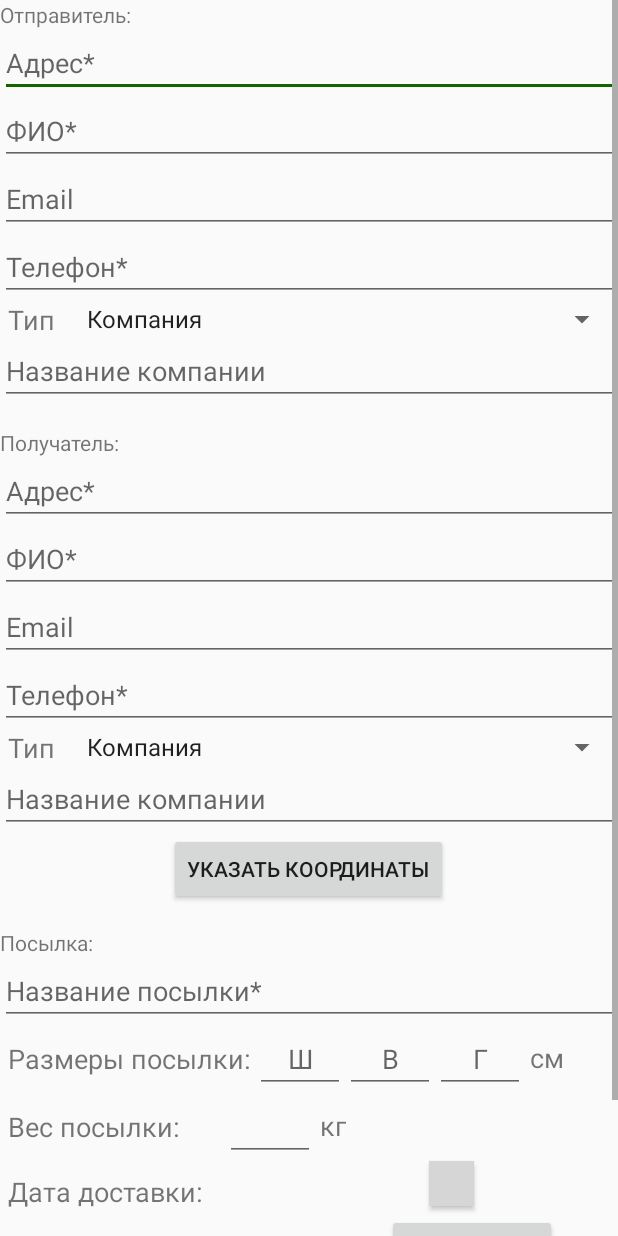
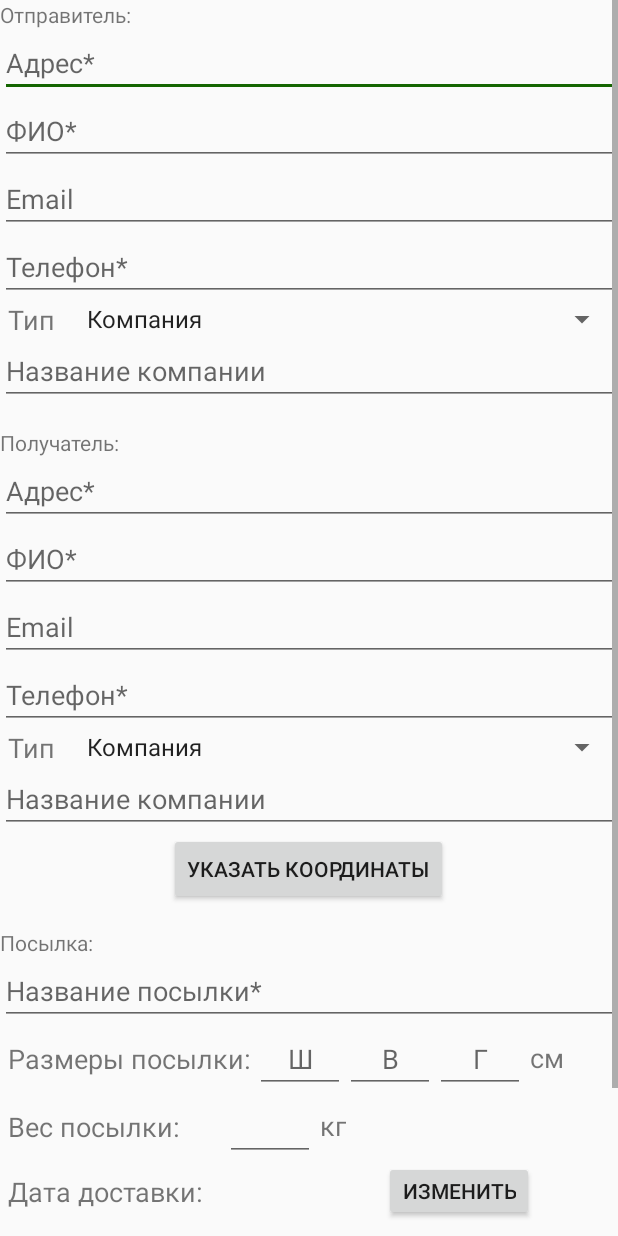
Before and after one commit to midery/CourierService, an Android app: the layout activity_package_edit.xml on its own in the app's theme, with its tools: preview values and no code run, on a phone screen of 412 x 824 dp. Run offline under Robolectric (Android 15) with nearby library versions, the phone set to English and light mode, and no system bars; grey boxes are pictures that could not be loaded.

Commit message:
fixed UI

```diff
--- a/app/src/main/res/layout/activity_package_edit.xml
+++ b/app/src/main/res/layout/activity_package_edit.xml
@@ -281,18 +281,18 @@
             android:paddingTop="8dp"
             android:paddingLeft="5dp"
             android:id="@+id/textViewPackDate"
-            android:layout_width="150dp"
+            android:layout_width="120dp"
             android:layout_height="wrap_content"
             android:textSize="18sp"
             android:layout_below="@+id/editTextPackWeight"
             android:layout_toEndOf="@+id/textViewPackDateName" />
         <Button
             android:id="@+id/buttonPickDate"
-            android:layout_width="30dp"
-            android:layout_height="30dp"
+            android:layout_width="wrap_content"
+            android:layout_height="40dp"
             android:layout_below="@id/editTextPackWeight"
             android:layout_toEndOf="@+id/textViewPackDate"
-            android:background="@drawable/ic_mode_edit_black_24dp"
+            android:text="Изменить"
             />
 
         <TextView
```
Also changed, not shown: app/src/main/java/com/liarstudio/courierservice/Activities/PackageEdit.java (+3 -6 lines), app/src/main/res/drawable/ic_add_black_24dp.xml (added, +9 -0 lines).
